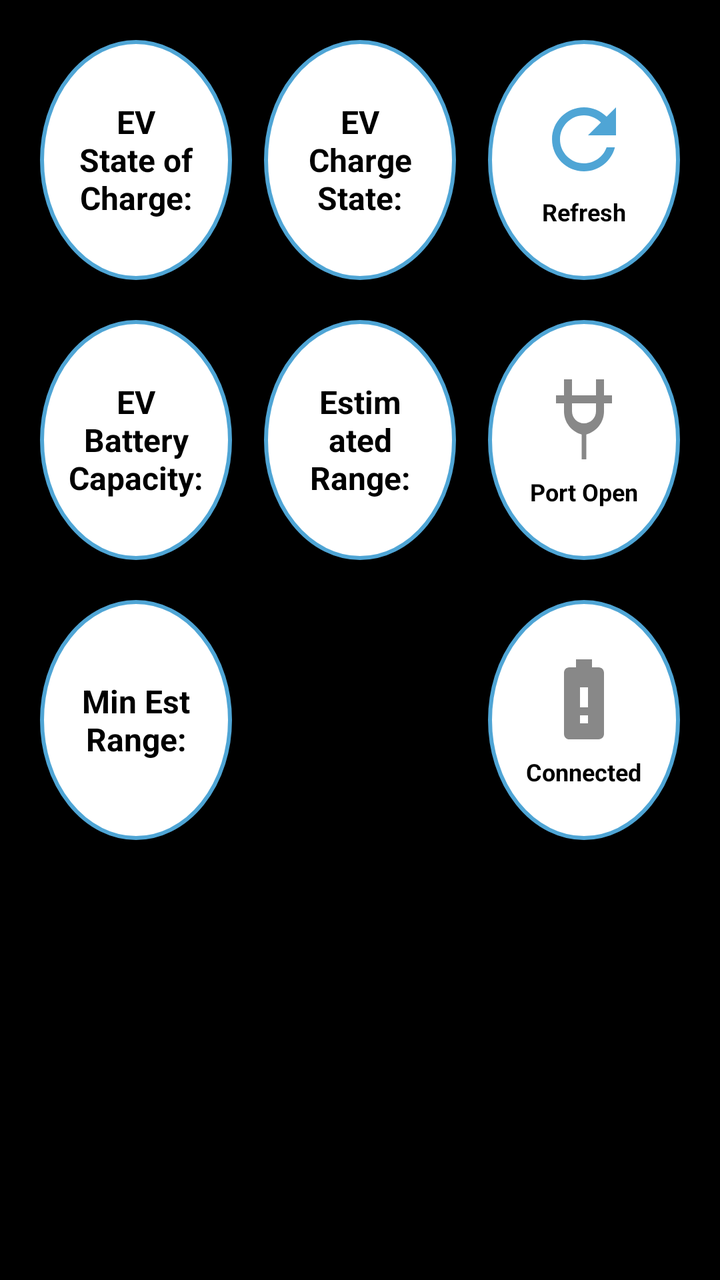
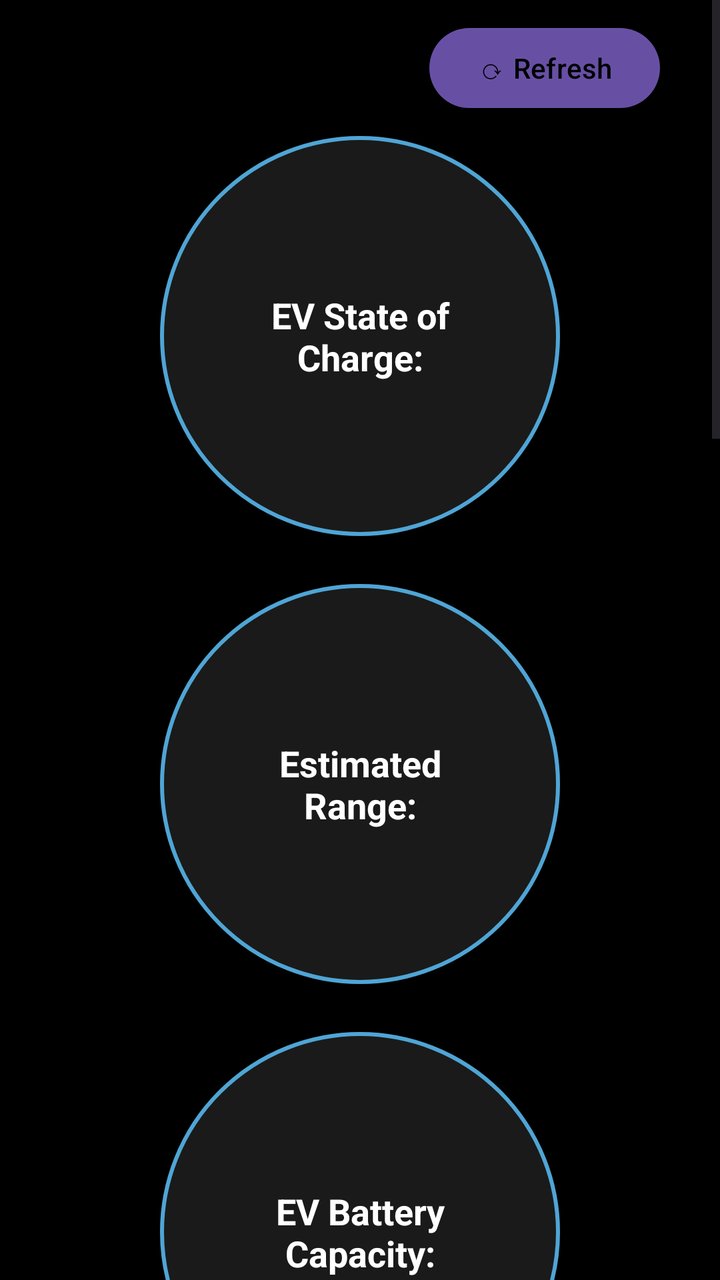

The first picture is an Android layout as it rendered before a commit; the second is the same layout after the commit. The layout source and the unified diff follow.
<!-- AndroidManifest.xml: application theme Theme.Eavx_demo_app -->
<!-- res/layout/fragment_demo_app.xml -->
<?xml version="1.0" encoding="utf-8"?>
<ScrollView
    xmlns:android="http://schemas.android.com/apk/res/android"
    xmlns:tools="http://schemas.android.com/tools"
    android:layout_width="match_parent"
    android:layout_height="match_parent"
    android:background="@color/black"
    tools:context="com.premsethueqev.clusterio.DemoActivity">

    <LinearLayout
        android:layout_width="match_parent"
        android:layout_height="wrap_content"
        android:orientation="vertical"
        android:padding="@dimen/_20dp">

        
        <LinearLayout
            android:layout_width="match_parent"
            android:layout_height="wrap_content"
            android:orientation="horizontal"
            android:gravity="center_vertical"
            android:layout_marginBottom="@dimen/_20dp">

            <TextView
                android:id="@+id/tvEvBatteryLevel"
                android:layout_width="0dp"
                android:layout_height="120dp"
                android:layout_weight="1"
                android:layout_marginEnd="8dp"
                android:gravity="center"
                android:padding="12dp"
                android:textColor="@color/black"
                android:textStyle="bold"
                android:background="@drawable/textview_border_bg"
                android:textSize="@dimen/_16sp"
                android:text="@string/ev_battery_level_label" />

            <TextView
                android:id="@+id/tvEvChargeState"
                android:layout_width="0dp"
                android:layout_height="120dp"
                android:layout_weight="1"
                android:layout_marginStart="8dp"
                android:layout_marginEnd="8dp"
                android:gravity="center"
                android:padding="12dp"
                android:textColor="@color/black"
                android:textStyle="bold"
                android:background="@drawable/textview_border_bg"
                android:textSize="@dimen/_16sp"
                android:text="@string/ev_charge_state_label" />

            
            <LinearLayout
                android:layout_width="0dp"
                android:layout_height="120dp"
                android:layout_weight="1"
                android:layout_marginStart="8dp"
                android:orientation="vertical"
                android:gravity="center"
                android:background="@drawable/textview_border_bg">

                <ImageView
                    android:id="@+id/ivRefresh"
                    android:layout_width="48dp"
                    android:layout_height="48dp"
                    android:src="@drawable/ic_refresh"
                    android:contentDescription="Refresh" />

                <TextView
                    android:layout_width="wrap_content"
                    android:layout_height="wrap_content"
                    android:text="Refresh"
                    android:textColor="@color/black"
                    android:textStyle="bold"
                    android:textSize="12sp"
                    android:layout_marginTop="4dp"/>
            </LinearLayout>
        </LinearLayout>

        
        <LinearLayout
            android:layout_width="match_parent"
            android:layout_height="wrap_content"
            android:orientation="horizontal"
            android:gravity="center_vertical"
            android:layout_marginBottom="@dimen/_20dp">

            <TextView
                android:id="@+id/tvEvBatteryCapacity"
                android:layout_width="0dp"
                android:layout_height="120dp"
                android:layout_weight="1"
                android:layout_marginEnd="8dp"
                android:gravity="center"
                android:padding="12dp"
                android:textColor="@color/black"
                android:textStyle="bold"
                android:background="@drawable/textview_border_bg"
                android:textSize="@dimen/_16sp"
                android:text="@string/ev_battery_capacity_label" />

            <TextView
                android:id="@+id/tvEvEstimatedRange"
                android:layout_width="0dp"
                android:layout_height="120dp"
                android:layout_weight="1"
                android:layout_marginStart="8dp"
                android:layout_marginEnd="8dp"
                android:gravity="center"
                android:padding="12dp"
                android:textColor="@color/black"
                android:textStyle="bold"
                android:background="@drawable/textview_border_bg"
                android:textSize="@dimen/_16sp"
                android:text="@string/ev_estimated_range_label" />

            
            <LinearLayout
                android:layout_width="0dp"
                android:layout_height="120dp"
                android:layout_weight="1"
                android:layout_marginStart="8dp"
                android:orientation="vertical"
                android:gravity="center"
                android:background="@drawable/textview_border_bg">

                <ImageView
                    android:id="@+id/ivChargePortOpen"
                    android:layout_width="48dp"
                    android:layout_height="48dp"
                    android:src="@drawable/ic_charge_port_open"
                    android:contentDescription="Charge Port Open" />

                <TextView
                    android:layout_width="wrap_content"
                    android:layout_height="wrap_content"
                    android:text="Port Open"
                    android:textColor="@color/black"
                    android:textStyle="bold"
                    android:textSize="12sp"
                    android:layout_marginTop="4dp"/>
            </LinearLayout>
        </LinearLayout>

        
        <LinearLayout
            android:layout_width="match_parent"
            android:layout_height="wrap_content"
            android:orientation="horizontal"
            android:gravity="center_vertical"
            android:layout_marginBottom="@dimen/_20dp">

            <TextView
                android:id="@+id/tvEvMinEstimatedRange"
                android:layout_width="0dp"
                android:layout_height="120dp"
                android:layout_weight="1"
                android:layout_marginEnd="8dp"
                android:gravity="center"
                android:padding="12dp"
                android:textColor="@color/black"
                android:textStyle="bold"
                android:background="@drawable/textview_border_bg"
                android:textSize="@dimen/_16sp"
                android:text="@string/ev_min_estimated_range_label" />

            
            <View
                android:layout_width="0dp"
                android:layout_height="120dp"
                android:layout_weight="1"
                android:layout_marginStart="8dp"
                android:layout_marginEnd="8dp" />

            
            <LinearLayout
                android:layout_width="0dp"
                android:layout_height="120dp"
                android:layout_weight="1"
                android:layout_marginStart="8dp"
                android:orientation="vertical"
                android:gravity="center"
                android:background="@drawable/textview_border_bg">

                <ImageView
                    android:id="@+id/ivChargePortConnected"
                    android:layout_width="48dp"
                    android:layout_height="48dp"
                    android:src="@drawable/ic_charge_port_connected"
                    android:contentDescription="Charge Port Connected" />

                <TextView
                    android:layout_width="wrap_content"
                    android:layout_height="wrap_content"
                    android:text="Connected"
                    android:textColor="@color/black"
                    android:textStyle="bold"
                    android:textSize="12sp"
                    android:layout_marginTop="4dp"/>
            </LinearLayout>
        </LinearLayout>

        
        <TextView
            android:id="@+id/tvEvChargePortOpen"
            android:layout_width="0dp"
            android:layout_height="0dp"
            android:visibility="gone" />

        <TextView
            android:id="@+id/tvEvChargePortConnected"
            android:layout_width="0dp"
            android:layout_height="0dp"
            android:visibility="gone" />

        <TextView
            android:id="@+id/tvEvPortLocation"
            android:layout_width="0dp"
            android:layout_height="0dp"
            android:visibility="gone" />

        
        <Button
            android:id="@+id/btnRefresh"
            android:layout_width="0dp"
            android:layout_height="0dp"
            android:visibility="gone" />

    </LinearLayout>
</ScrollView>
<!-- resources referenced by this layout -->
<resources>
  <color name="black">#FF000000</color>
  <dimen name="_16sp">16sp</dimen>
  <dimen name="_20dp">20dp</dimen>
  <!-- drawable ic_charge_port_connected (drawable) -->
  <?xml version="1.0" encoding="utf-8"?>
  <vector xmlns:android="http://schemas.android.com/apk/res/android"
      android:width="48dp"
      android:height="48dp"
      android:viewportWidth="24"
      android:viewportHeight="24">
      <path
          android:fillColor="#888888"
          android:pathData="M15.67,4H14V2h-4v2H8.33C7.6,4 7,4.6 7,5.33v15.33C7,21.4 7.6,22 8.33,22h7.33C16.4,22 17,21.4 17,20.67V5.33C17,4.6 16.4,4 15.67,4zM13,18h-2v-2h2v2zM13,14h-2V9h2v5z"/>
  </vector>
  <!-- drawable ic_charge_port_open (drawable) -->
  <?xml version="1.0" encoding="utf-8"?>
  <vector xmlns:android="http://schemas.android.com/apk/res/android"
      android:width="48dp"
      android:height="48dp"
      android:viewportWidth="24"
      android:viewportHeight="24">
      <path
          android:fillColor="#888888"
          android:pathData="M7,2v4H5v2h2v2c0,2.76 1.86,5.08 4.42,5.78L11.42,22h1.16l0,-6.22C15.14,15.08 17,12.76 17,10V8h2V6h-2V2h-2v4H9V2H7zM9,8h6v2c0,1.65 -1.35,3 -3,3s-3,-1.35 -3,-3V8z"/>
  </vector>
  <!-- drawable ic_refresh (drawable) -->
  <?xml version="1.0" encoding="utf-8"?>
  <vector xmlns:android="http://schemas.android.com/apk/res/android"
      android:width="48dp"
      android:height="48dp"
      android:viewportWidth="24"
      android:viewportHeight="24">
      <path
          android:fillColor="#4fa5d5"
          android:pathData="M17.65,6.35C16.2,4.9 14.21,4 12,4c-4.42,0 -7.99,3.58 -7.99,8s3.57,8 7.99,8c3.73,0 6.84,-2.55 7.73,-6h-2.08c-0.82,2.33 -3.04,4 -5.65,4 -3.31,0 -6,-2.69 -6,-6s2.69,-6 6,-6c1.66,0 3.14,0.69 4.22,1.78L13,11h7V4l-2.35,2.35z"/>
  </vector>
  <!-- drawable textview_border_bg (drawable) -->
  <shape xmlns:android="http://schemas.android.com/apk/res/android" android:shape="oval">
      <solid android:color="@android:color/white" />
      <stroke android:width="2dip" android:color="#4fa5d5"/>
  </shape>
  <string name="ev_battery_capacity_label">EV Battery Capacity:</string>
  <string name="ev_battery_level_label">EV State of Charge:</string>
  <string name="ev_charge_state_label">EV Charge State:</string>
  <string name="ev_estimated_range_label">Estimated Range:</string>
  <string name="ev_min_estimated_range_label">Min Est Range:</string>
  <style name="Theme.Eavx_demo_app" parent="Base.Theme.Eavx_demo_app" />
  <style name="Base.Theme.Eavx_demo_app" parent="Theme.Material3.DayNight.NoActionBar">
          
          
      </style>
</resources>

<!-- the commit's change to res/layout/fragment_demo_app.xml (unified diff, before → after) -->
@@ -1,231 +1,174 @@
 <?xml version="1.0" encoding="utf-8"?>
 <ScrollView
     xmlns:android="http://schemas.android.com/apk/res/android"
+    xmlns:app="http://schemas.android.com/apk/res-auto"
     xmlns:tools="http://schemas.android.com/tools"
     android:layout_width="match_parent"
     android:layout_height="match_parent"
     android:background="@color/black"
+    android:fillViewport="true"
     tools:context="com.premsethueqev.clusterio.DemoActivity">
 
-    <LinearLayout
+    <androidx.constraintlayout.widget.ConstraintLayout
         android:layout_width="match_parent"
         android:layout_height="wrap_content"
-        android:orientation="vertical"
-        android:padding="@dimen/_20dp">
+        android:paddingBottom="32dp">
+
+        <Button
+            android:id="@+id/btnRefresh"
+            android:layout_width="wrap_content"
+            android:layout_height="wrap_content"
+            android:layout_marginTop="@dimen/_10dp"
+            android:layout_marginEnd="@dimen/_30dp"
+            android:text="@string/refresh"
+            android:textColor="@color/black"
+            app:layout_constraintEnd_toEndOf="parent"
+            app:layout_constraintTop_toTopOf="parent" />
+
+    <TextView
+        android:id="@+id/tvEvBatteryLevel"
+        android:layout_width="200dp"
+        android:layout_height="200dp"
+        android:background="@drawable/textview_border_bg"
+        android:gravity="center"
+        android:padding="30dp"
+        android:textAlignment="center"
+        android:textColor="@color/white"
+        android:textStyle="bold"
+        android:autoSizeTextType="uniform"
+        android:autoSizeMinTextSize="10sp"
+        android:autoSizeMaxTextSize="18sp"
+        android:autoSizeStepGranularity="1sp"
+        android:text="@string/ev_battery_level_label" />
+
+    <TextView
+        android:id="@+id/tvEvEstimatedRange"
+        android:layout_width="200dp"
+        android:layout_height="200dp"
+        android:background="@drawable/textview_border_bg"
+        android:gravity="center"
+        android:padding="30dp"
+        android:textAlignment="center"
+        android:textColor="@color/white"
+        android:textStyle="bold"
+        android:autoSizeTextType="uniform"
+        android:autoSizeMinTextSize="10sp"
+        android:autoSizeMaxTextSize="18sp"
+        android:autoSizeStepGranularity="1sp"
+        android:text="@string/ev_estimated_range_label" />
+
+    <TextView
+        android:id="@+id/tvEvBatteryCapacity"
+        android:layout_width="200dp"
+        android:layout_height="200dp"
+        android:background="@drawable/textview_border_bg"
+        android:gravity="center"
+        android:padding="30dp"
+        android:textAlignment="center"
+        android:textColor="@color/white"
+        android:textStyle="bold"
+        android:autoSizeTextType="uniform"
+        android:autoSizeMinTextSize="10sp"
+        android:autoSizeMaxTextSize="18sp"
+        android:autoSizeStepGranularity="1sp"
+        android:text="@string/ev_battery_capacity_label" />
+
+    <TextView
+        android:id="@+id/tvMilesSinceCharge"
+        android:layout_width="200dp"
+        android:layout_height="200dp"
+        android:background="@drawable/textview_border_bg"
+        android:gravity="center"
+        android:padding="30dp"
+        android:textAlignment="center"
+        android:textColor="@color/white"
+        android:textStyle="bold"
+        android:autoSizeTextType="uniform"
+        android:autoSizeMinTextSize="10sp"
+        android:autoSizeMaxTextSize="18sp"
+        android:autoSizeStepGranularity="1sp"
+        android:text="@string/miles_since_charge_label" />
+
+    <TextView
+        android:id="@+id/tvEvChargeState"
+        android:layout_width="200dp"
+        android:layout_height="200dp"
+        android:background="@drawable/textview_border_bg"
+        android:gravity="center"
+        android:padding="30dp"
+        android:textAlignment="center"
+        android:textColor="@color/white"
+        android:textStyle="bold"
+        android:autoSizeTextType="uniform"
+        android:autoSizeMinTextSize="10sp"
+        android:autoSizeMaxTextSize="18sp"
+        android:autoSizeStepGranularity="1sp"
+        android:text="@string/ev_charge_state_label" />
+
+    <TextView
+        android:id="@+id/tvEvChargePortOpen"
+        android:layout_width="200dp"
+        android:layout_height="200dp"
+        android:background="@drawable/textview_border_bg"
+        android:gravity="center"
+        android:padding="30dp"
+        android:textAlignment="center"
+        android:textColor="@color/white"
+        android:textStyle="bold"
+        android:autoSizeTextType="uniform"
+        android:autoSizeMinTextSize="10sp"
+        android:autoSizeMaxTextSize="18sp"
+        android:autoSizeStepGranularity="1sp"
+        android:text="@string/ev_charge_port_open_label" />
+
+    <TextView
+        android:id="@+id/tvEvChargePortConnected"
+        android:layout_width="200dp"
+        android:layout_height="200dp"
+        android:background="@drawable/textview_border_bg"
+        android:gravity="center"
+        android:padding="30dp"
+        android:textAlignment="center"
+        android:textColor="@color/white"
+        android:textStyle="bold"
+        android:autoSizeTextType="uniform"
+        android:autoSizeMinTextSize="10sp"
+        android:autoSizeMaxTextSize="18sp"
+        android:autoSizeStepGranularity="1sp"
+        android:text="@string/ev_charge_port_connected_label" />
+
+    <TextView
+        android:id="@+id/tvEvPortLocation"
+        android:layout_width="200dp"
+        android:layout_height="200dp"
+        android:background="@drawable/textview_border_bg"
+        android:gravity="center"
+        android:padding="30dp"
+        android:textAlignment="center"
+        android:textColor="@color/white"
+        android:textStyle="bold"
+        android:autoSizeTextType="uniform"
+        android:autoSizeMinTextSize="10sp"
+        android:autoSizeMaxTextSize="18sp"
+        android:autoSizeStepGranularity="1sp"
+        android:text="@string/ev_port_location_label" />
 
         
-        <LinearLayout
-            android:layout_width="match_parent"
+        <androidx.constraintlayout.helper.widget.Flow
+            android:id="@+id/dialFlow"
+            android:layout_width="0dp"
             android:layout_height="wrap_content"
-            android:orientation="horizontal"
-            android:gravity="center_vertical"
-            android:layout_marginBottom="@dimen/_20dp">
+            android:layout_marginTop="@dimen/_10dp"
+            android:layout_marginStart="@dimen/_30dp"
+            android:layout_marginEnd="@dimen/_30dp"
+            app:constraint_referenced_ids="tvEvBatteryLevel,tvEvEstimatedRange,tvEvBatteryCapacity,tvMilesSinceCharge,tvEvChargeState,tvEvChargePortOpen,tvEvChargePortConnected,tvEvPortLocation"
+            app:flow_wrapMode="chain"
+            app:flow_horizontalStyle="packed"
+            app:flow_horizontalGap="24dp"
+            app:flow_verticalGap="24dp"
+            app:layout_constraintStart_toStartOf="parent"
+            app:layout_constraintEnd_toEndOf="parent"
+            app:layout_constraintTop_toBottomOf="@id/btnRefresh" />
 
-            <TextView
-                android:id="@+id/tvEvBatteryLevel"
-                android:layout_width="0dp"
-                android:layout_height="120dp"
-                android:layout_weight="1"
-                android:layout_marginEnd="8dp"
-                android:gravity="center"
-                android:padding="12dp"
-                android:textColor="@color/black"
-                android:textStyle="bold"
-                android:background="@drawable/textview_border_bg"
-                android:textSize="@dimen/_16sp"
-                android:text="@string/ev_battery_level_label" />
-
-            <TextView
-                android:id="@+id/tvEvChargeState"
-                android:layout_width="0dp"
-                android:layout_height="120dp"
-                android:layout_weight="1"
-                android:layout_marginStart="8dp"
-                android:layout_marginEnd="8dp"
-                android:gravity="center"
-                android:padding="12dp"
-                android:textColor="@color/black"
-                android:textStyle="bold"
-                android:background="@drawable/textview_border_bg"
-                android:textSize="@dimen/_16sp"
-                android:text="@string/ev_charge_state_label" />
-
-            
-            <LinearLayout
-                android:layout_width="0dp"
-                android:layout_height="120dp"
-                android:layout_weight="1"
-                android:layout_marginStart="8dp"
-                android:orientation="vertical"
-                android:gravity="center"
-                android:background="@drawable/textview_border_bg">
-
-                <ImageView
-                    android:id="@+id/ivRefresh"
-                    android:layout_width="48dp"
-                    android:layout_height="48dp"
-                    android:src="@drawable/ic_refresh"
-                    android:contentDescription="Refresh" />
-
-                <TextView
-                    android:layout_width="wrap_content"
-                    android:layout_height="wrap_content"
-                    android:text="Refresh"
-                    android:textColor="@color/black"
-                    android:textStyle="bold"
-                    android:textSize="12sp"
-                    android:layout_marginTop="4dp"/>
-            </LinearLayout>
-        </LinearLayout>
-
-        
-        <LinearLayout
-            android:layout_width="match_parent"
-            android:layout_height="wrap_content"
-            android:orientation="horizontal"
-            android:gravity="center_vertical"
-            android:layout_marginBottom="@dimen/_20dp">
-
-            <TextView
-                android:id="@+id/tvEvBatteryCapacity"
-                android:layout_width="0dp"
-                android:layout_height="120dp"
-                android:layout_weight="1"
-                android:layout_marginEnd="8dp"
-                android:gravity="center"
-                android:padding="12dp"
-                android:textColor="@color/black"
-                android:textStyle="bold"
-                android:background="@drawable/textview_border_bg"
-                android:textSize="@dimen/_16sp"
-                android:text="@string/ev_battery_capacity_label" />
-
-            <TextView
-                android:id="@+id/tvEvEstimatedRange"
-                android:layout_width="0dp"
-                android:layout_height="120dp"
-                android:layout_weight="1"
-                android:layout_marginStart="8dp"
-                android:layout_marginEnd="8dp"
-                android:gravity="center"
-                android:padding="12dp"
-                android:textColor="@color/black"
-                android:textStyle="bold"
-                android:background="@drawable/textview_border_bg"
-                android:textSize="@dimen/_16sp"
-                android:text="@string/ev_estimated_range_label" />
-
-            
-            <LinearLayout
-                android:layout_width="0dp"
-                android:layout_height="120dp"
-                android:layout_weight="1"
-                android:layout_marginStart="8dp"
-                android:orientation="vertical"
-                android:gravity="center"
-                android:background="@drawable/textview_border_bg">
-
-                <ImageView
-                    android:id="@+id/ivChargePortOpen"
-                    android:layout_width="48dp"
-                    android:layout_height="48dp"
-                    android:src="@drawable/ic_charge_port_open"
-                    android:contentDescription="Charge Port Open" />
-
-                <TextView
-                    android:layout_width="wrap_content"
-                    android:layout_height="wrap_content"
-                    android:text="Port Open"
-                    android:textColor="@color/black"
-                    android:textStyle="bold"
-                    android:textSize="12sp"
-                    android:layout_marginTop="4dp"/>
-            </LinearLayout>
-        </LinearLayout>
-
-        
-        <LinearLayout
-            android:layout_width="match_parent"
-            android:layout_height="wrap_content"
-            android:orientation="horizontal"
-            android:gravity="center_vertical"
-            android:layout_marginBottom="@dimen/_20dp">
-
-            <TextView
-                android:id="@+id/tvEvMinEstimatedRange"
-                android:layout_width="0dp"
-                android:layout_height="120dp"
-                android:layout_weight="1"
-                android:layout_marginEnd="8dp"
-                android:gravity="center"
-                android:padding="12dp"
-                android:textColor="@color/black"
-                android:textStyle="bold"
-                android:background="@drawable/textview_border_bg"
-                android:textSize="@dimen/_16sp"
-                android:text="@string/ev_min_estimated_range_label" />
-
-            
-            <View
-                android:layout_width="0dp"
-                android:layout_height="120dp"
-                android:layout_weight="1"
-                android:layout_marginStart="8dp"
-                android:layout_marginEnd="8dp" />
-
-            
-            <LinearLayout
-                android:layout_width="0dp"
-                android:layout_height="120dp"
-                android:layout_weight="1"
-                android:layout_marginStart="8dp"
-                android:orientation="vertical"
-                android:gravity="center"
-                android:background="@drawable/textview_border_bg">
-
-                <ImageView
-                    android:id="@+id/ivChargePortConnected"
-                    android:layout_width="48dp"
-                    android:layout_height="48dp"
-                    android:src="@drawable/ic_charge_port_connected"
-                    android:contentDescription="Charge Port Connected" />
-
-                <TextView
-                    android:layout_width="wrap_content"
-                    android:layout_height="wrap_content"
-                    android:text="Connected"
-                    android:textColor="@color/black"
-                    android:textStyle="bold"
-                    android:textSize="12sp"
-                    android:layout_marginTop="4dp"/>
-            </LinearLayout>
-        </LinearLayout>
-
-        
-        <TextView
-            android:id="@+id/tvEvChargePortOpen"
-            android:layout_width="0dp"
-            android:layout_height="0dp"
-            android:visibility="gone" />
-
-        <TextView
-            android:id="@+id/tvEvChargePortConnected"
-            android:layout_width="0dp"
-            android:layout_height="0dp"
-            android:visibility="gone" />
-
-        <TextView
-            android:id="@+id/tvEvPortLocation"
-            android:layout_width="0dp"
-            android:layout_height="0dp"
-            android:visibility="gone" />
-
-        
-        <Button
-            android:id="@+id/btnRefresh"
-            android:layout_width="0dp"
-            android:layout_height="0dp"
-            android:visibility="gone" />
-
-    </LinearLayout>
+    </androidx.constraintlayout.widget.ConstraintLayout>
 </ScrollView>
<!-- resource entries referenced after the edit -->
@@ -1,51 +1,24 @@
 <!-- resources referenced by this layout -->
 <resources>
   <color name="black">#FF000000</color>
-  <dimen name="_16sp">16sp</dimen>
-  <dimen name="_20dp">20dp</dimen>
-  <!-- drawable ic_charge_port_connected (drawable) -->
+  <color name="white">#FFFFFFFF</color>
+  <dimen name="_10dp">10dp</dimen>
+  <dimen name="_30dp">30dp</dimen>
+  <!-- drawable textview_border_bg (drawable) -->
   <?xml version="1.0" encoding="utf-8"?>
-  <vector xmlns:android="http://schemas.android.com/apk/res/android"
-      android:width="48dp"
-      android:height="48dp"
-      android:viewportWidth="24"
-      android:viewportHeight="24">
-      <path
-          android:fillColor="#888888"
-          android:pathData="M15.67,4H14V2h-4v2H8.33C7.6,4 7,4.6 7,5.33v15.33C7,21.4 7.6,22 8.33,22h7.33C16.4,22 17,21.4 17,20.67V5.33C17,4.6 16.4,4 15.67,4zM13,18h-2v-2h2v2zM13,14h-2V9h2v5z"/>
-  </vector>
-  <!-- drawable ic_charge_port_open (drawable) -->
-  <?xml version="1.0" encoding="utf-8"?>
-  <vector xmlns:android="http://schemas.android.com/apk/res/android"
-      android:width="48dp"
-      android:height="48dp"
-      android:viewportWidth="24"
-      android:viewportHeight="24">
-      <path
-          android:fillColor="#888888"
-          android:pathData="M7,2v4H5v2h2v2c0,2.76 1.86,5.08 4.42,5.78L11.42,22h1.16l0,-6.22C15.14,15.08 17,12.76 17,10V8h2V6h-2V2h-2v4H9V2H7zM9,8h6v2c0,1.65 -1.35,3 -3,3s-3,-1.35 -3,-3V8z"/>
-  </vector>
-  <!-- drawable ic_refresh (drawable) -->
-  <?xml version="1.0" encoding="utf-8"?>
-  <vector xmlns:android="http://schemas.android.com/apk/res/android"
-      android:width="48dp"
-      android:height="48dp"
-      android:viewportWidth="24"
-      android:viewportHeight="24">
-      <path
-          android:fillColor="#4fa5d5"
-          android:pathData="M17.65,6.35C16.2,4.9 14.21,4 12,4c-4.42,0 -7.99,3.58 -7.99,8s3.57,8 7.99,8c3.73,0 6.84,-2.55 7.73,-6h-2.08c-0.82,2.33 -3.04,4 -5.65,4 -3.31,0 -6,-2.69 -6,-6s2.69,-6 6,-6c1.66,0 3.14,0.69 4.22,1.78L13,11h7V4l-2.35,2.35z"/>
-  </vector>
-  <!-- drawable textview_border_bg (drawable) -->
   <shape xmlns:android="http://schemas.android.com/apk/res/android" android:shape="oval">
-      <solid android:color="@android:color/white" />
+      <solid android:color="#1A1A1A" />
       <stroke android:width="2dip" android:color="#4fa5d5"/>
   </shape>
   <string name="ev_battery_capacity_label">EV Battery Capacity:</string>
   <string name="ev_battery_level_label">EV State of Charge:</string>
+  <string name="ev_charge_port_connected_label">EV Charge Port Connected:</string>
+  <string name="ev_charge_port_open_label">EV Charge Port Open:</string>
   <string name="ev_charge_state_label">EV Charge State:</string>
   <string name="ev_estimated_range_label">Estimated Range:</string>
-  <string name="ev_min_estimated_range_label">Min Est Range:</string>
+  <string name="ev_port_location_label">EV Port Location:</string>
+  <string name="miles_since_charge_label">Miles Since Last Charge:</string>
+  <string name="refresh">⟳ Refresh</string>
   <style name="Theme.Eavx_demo_app" parent="Base.Theme.Eavx_demo_app" />
   <style name="Base.Theme.Eavx_demo_app" parent="Theme.Material3.DayNight.NoActionBar">
           
